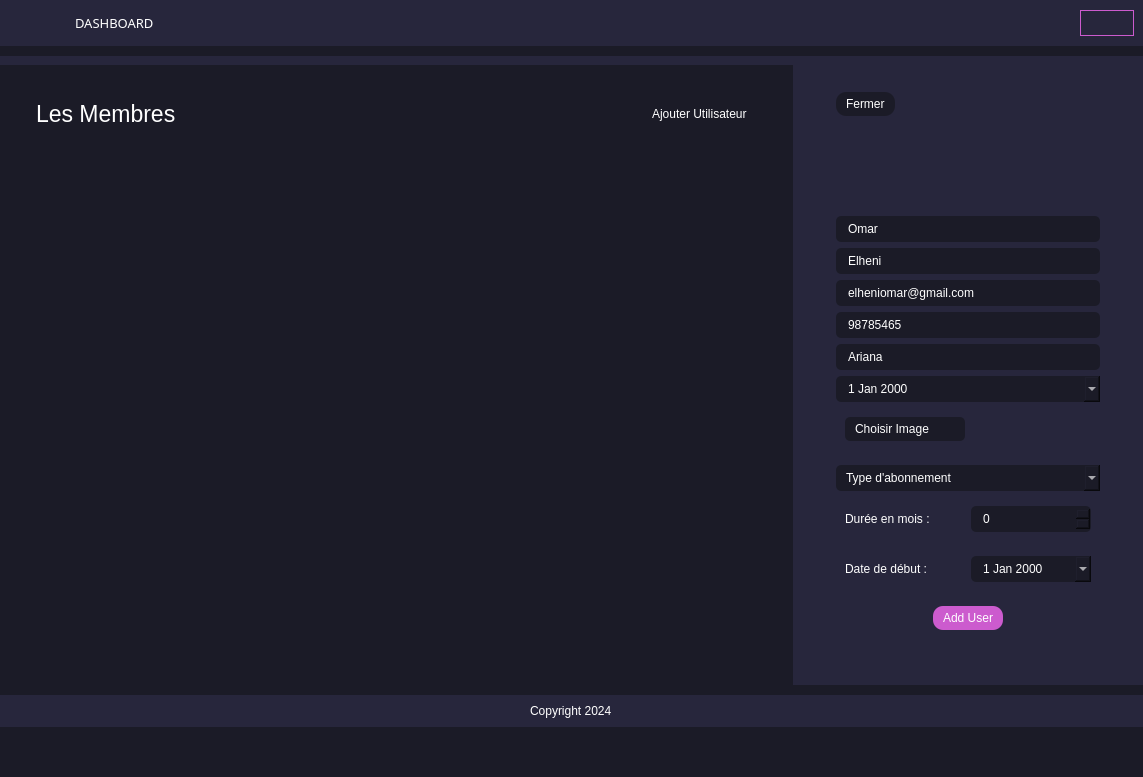
Omarelheni/gym-membership, file src/ui/interface.ui: the form before one commit.
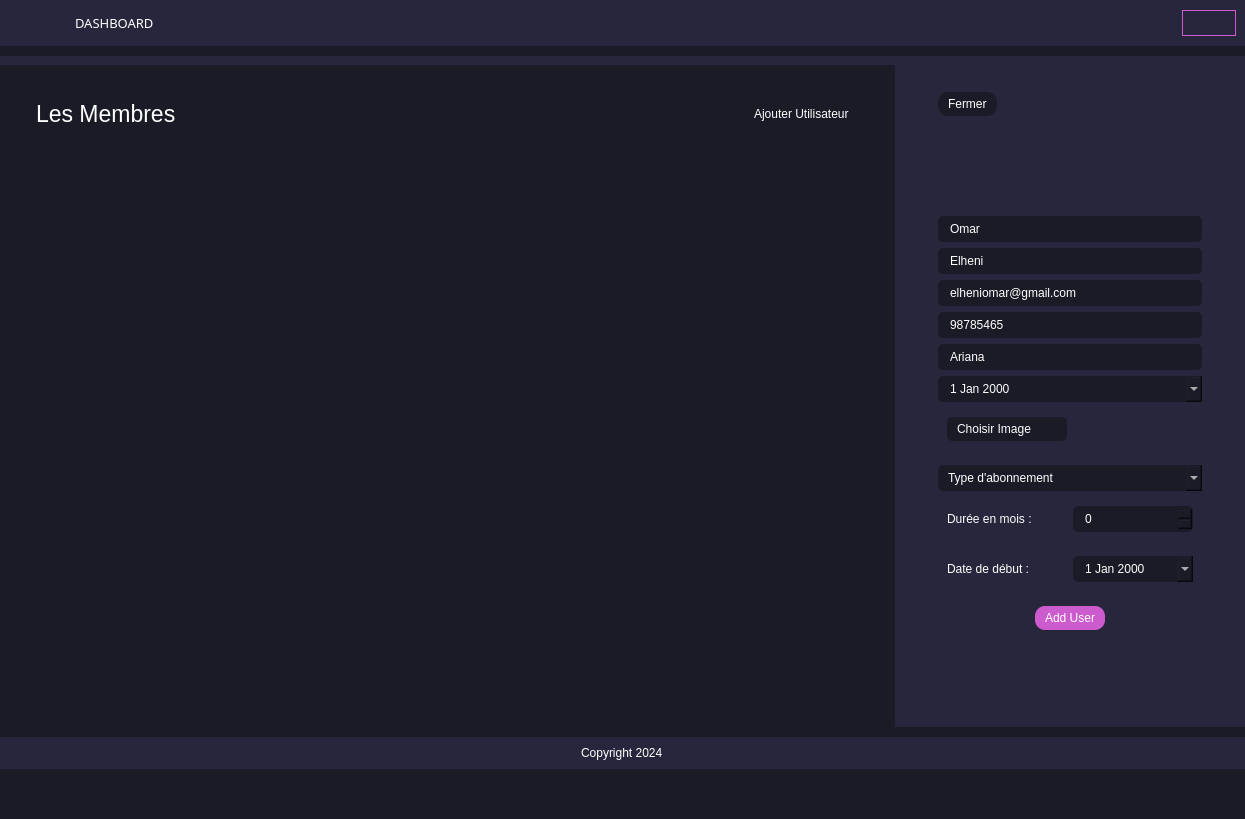
The form after the commit. Icons and pictures are not drawn. Custom widgets are drawn as their Qt base class.

Diff of the .ui file:
```diff
--- a/src/ui/interface.ui
+++ b/src/ui/interface.ui
@@ -6,8 +6,8 @@
    <rect>
     <x>0</x>
     <y>0</y>
-    <width>1143</width>
-    <height>777</height>
+    <width>1245</width>
+    <height>819</height>
    </rect>
   </property>
   <property name="windowTitle">
```
Left out of the diff: 14 changed lines with no effect on the pictures.
